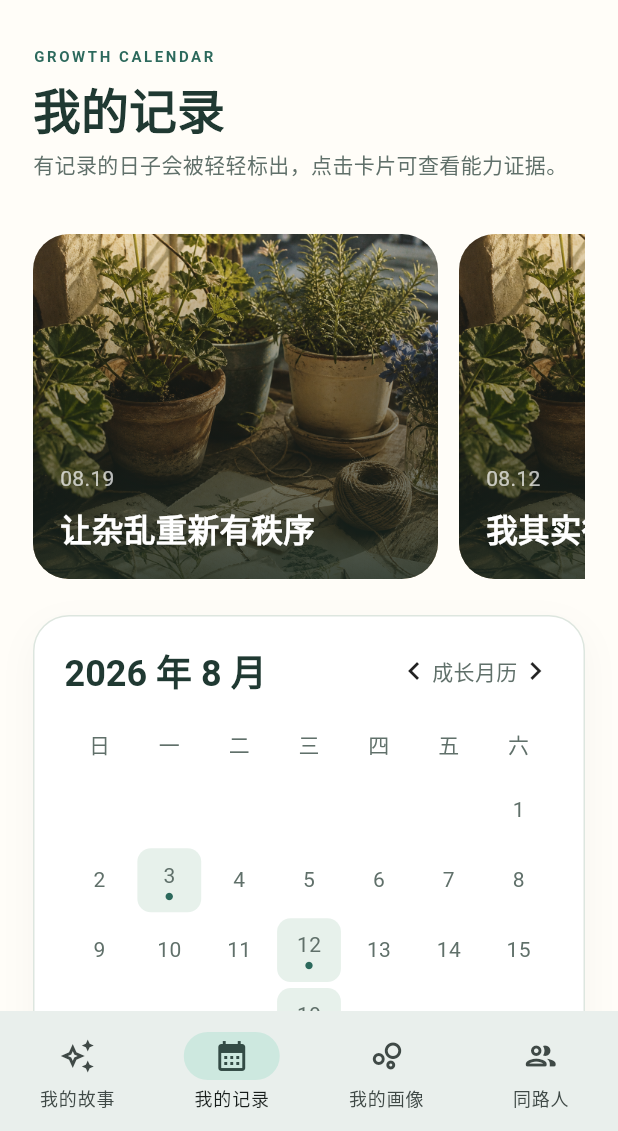
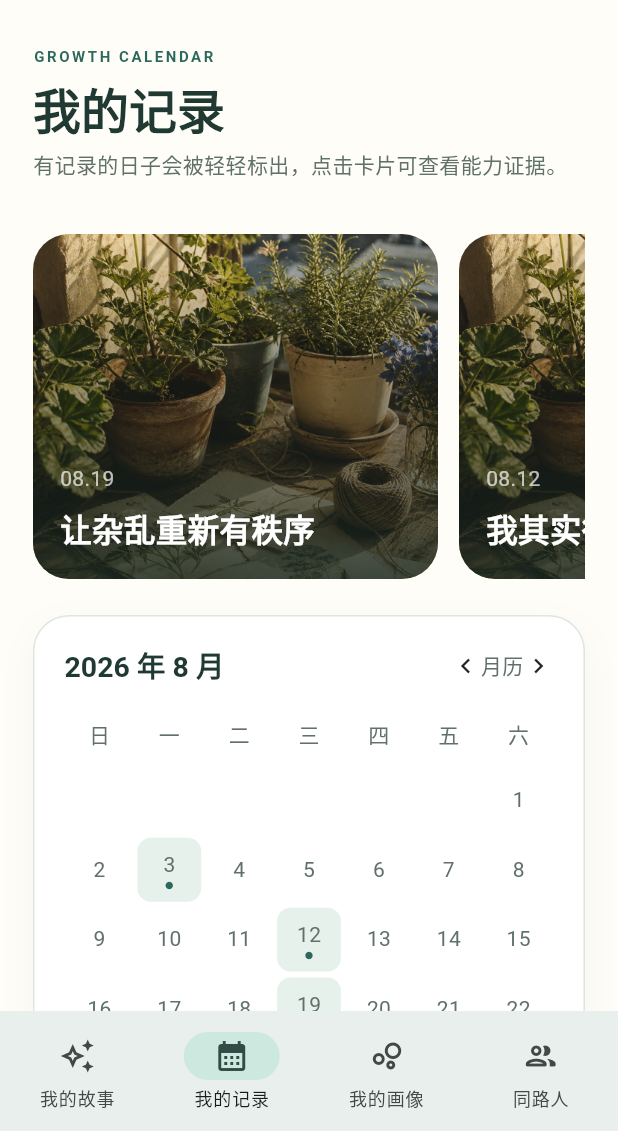
Before and after one commit to Chaezin/moxu-fullstack-experiment-backup, a Flutter app: the HomeShell screen opened directly, item 2 of the bottom bar chosen, on a phone screen of 412 x 824 dp, the part 105-1236 px from its top. Run offline on Flutter 3.47's test engine with Material 3 defaults, Android fonts, the phone set to English and light mode, and no system bars.

```diff
--- a/shiguang_flutter/lib/main.dart
+++ b/shiguang_flutter/lib/main.dart
@@ -535,14 +535,15 @@ class RecordsPage extends StatelessWidget {
           children: [
             Row(
               children: [
-                Text(
-                  '2026 年 8 月',
-                  style: Theme.of(context).textTheme.headlineMedium,
+                Expanded(
+                  child: Text(
+                    '2026 年 8 月',
+                    style: Theme.of(context).textTheme.titleLarge,
+                  ),
                 ),
-                const Spacer(),
-                const Icon(Icons.chevron_left),
-                const Text('成长月历'),
-                const Icon(Icons.chevron_right),
+                const Icon(Icons.chevron_left, size: 20),
+                const Text('月历'),
+                const Icon(Icons.chevron_right, size: 20),
               ],
             ),
             const SizedBox(height: 22),
```
Also changed, not shown: shiguang_flutter/assets/fonts/NotoSansCJKsc-Regular.otf (added), 5 other files.
